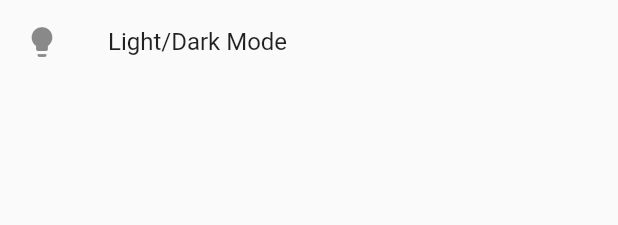
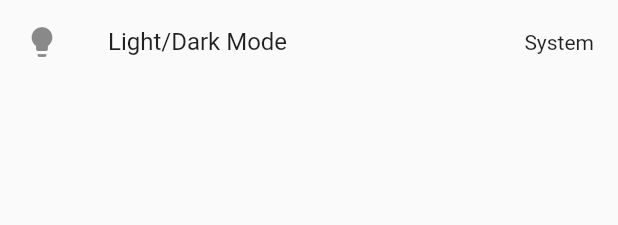
Before and after one commit to fujiya228/flutter_sample_pokemon, a Flutter app: the Settings widget shown alone on an empty page, opened directly, on a phone screen of 412 x 824 dp. Shown: the top 225 px of the screen. Run offline on Flutter 3.47's test engine with Material 2 defaults, Android fonts, the phone set to English and light mode, and no system bars; network calls fail.

Commit message:
現在のLight/Dark設定を表示
_themeModeの内容に応じて

```diff
--- a/lib/settings.dart
+++ b/lib/settings.dart
@@ -18,6 +18,7 @@ class _SettingsState extends State<Settings> {
         ListTile(
           leading: const Icon(Icons.lightbulb),
           title: const Text('Light/Dark Mode'),
+          trailing: Text(_themeModeTraillingText()),
           onTap: () async {
             var ret = await Navigator.of(context).push(
               MaterialPageRoute(
@@ -30,4 +31,17 @@ class _SettingsState extends State<Settings> {
       ],
     );
   }
+
+  _themeModeTraillingText() {
+    switch (_themeMode) {
+      case ThemeMode.system:
+        return 'System';
+      case ThemeMode.light:
+        return 'Light';
+      case ThemeMode.dark:
+        return 'Dark';
+      default:
+        return 'System';
+    }
+  }
 }
```
